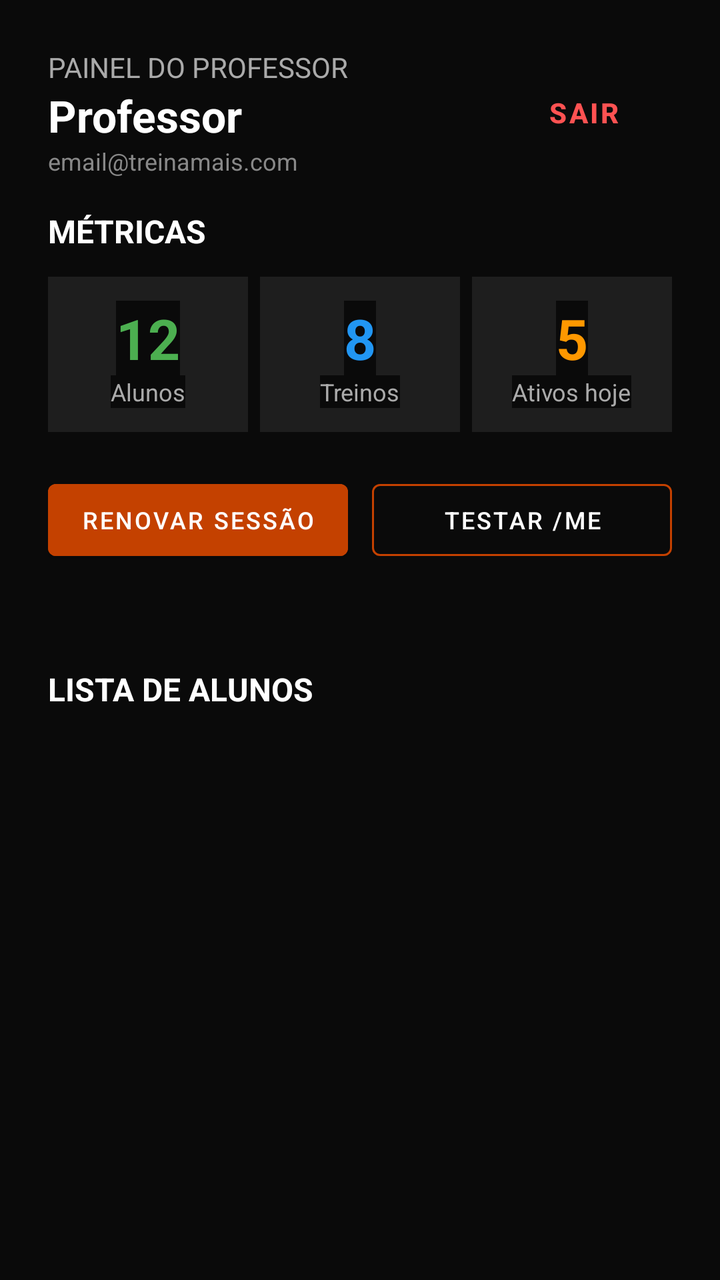
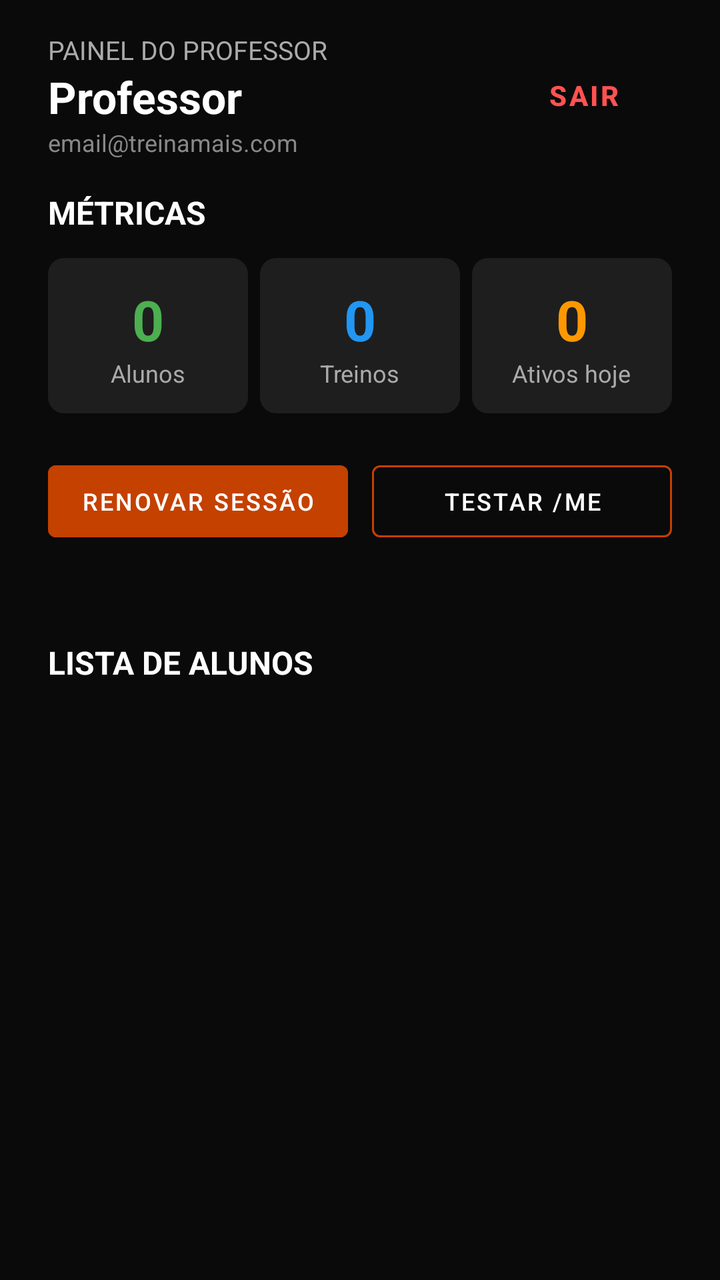

Two renders of the same Android screen: before a commit and after it. Below are the layout's source before the change and the commit's diff.
<!-- AndroidManifest.xml: application theme Theme.TreinaMais -->
<!-- res/layout/painel_prof.xml -->
<?xml version="1.0" encoding="utf-8"?>
<androidx.constraintlayout.widget.ConstraintLayout xmlns:android="http://schemas.android.com/apk/res/android"
    xmlns:app="http://schemas.android.com/apk/res-auto"
    xmlns:tools="http://schemas.android.com/tools"
    android:id="@+id/clout_painelProf"
    android:layout_width="match_parent"
    android:layout_height="match_parent"
    android:background="@color/Fundo_MEscuro">

    <ScrollView
        android:layout_width="match_parent"
        android:layout_height="match_parent"
        android:fillViewport="true"
        app:layout_constraintBottom_toBottomOf="parent"
        app:layout_constraintEnd_toEndOf="parent"
        app:layout_constraintStart_toStartOf="parent"
        app:layout_constraintTop_toTopOf="parent">

        <LinearLayout
            android:layout_width="match_parent"
            android:layout_height="wrap_content"
            android:orientation="vertical"
            android:padding="24dp">

            
            <LinearLayout
                android:layout_width="match_parent"
                android:layout_height="wrap_content"
                android:layout_marginBottom="16dp"
                android:gravity="center_vertical"
                android:orientation="horizontal">

                <LinearLayout
                    android:layout_width="0dp"
                    android:layout_height="wrap_content"
                    android:layout_weight="1"
                    android:orientation="vertical">

                    <TextView
                        android:id="@+id/textView"
                        android:layout_width="wrap_content"
                        android:layout_height="wrap_content"
                        android:text="PAINEL DO PROFESSOR"
                        android:textColor="#AAAAAA"
                        android:textSize="14sp"
                        tools:ignore="HardcodedText" />

                    <TextView
                        android:id="@+id/tvProfNome"
                        android:layout_width="wrap_content"
                        android:layout_height="wrap_content"
                        android:text="Professor"
                        android:textColor="@color/white"
                        android:textSize="22sp"
                        android:textStyle="bold" />

                    <TextView
                        android:id="@+id/tvProfEmail"
                        android:layout_width="wrap_content"
                        android:layout_height="wrap_content"
                        android:text="email@treinamais.com"
                        android:textColor="#888888"
                        android:textSize="12sp" />
                </LinearLayout>

                <Button
                    android:id="@+id/btnProfLogout"
                    style="@style/Widget.MaterialComponents.Button.TextButton"
                    android:layout_width="wrap_content"
                    android:layout_height="wrap_content"
                    android:text="SAIR"
                    android:textColor="#FF5252"
                    android:textStyle="bold"
                    tools:ignore="HardcodedText" />
            </LinearLayout>

            
            <TextView
                android:id="@+id/textView2"
                android:layout_width="wrap_content"
                android:layout_height="wrap_content"
                android:layout_marginBottom="12dp"
                android:text="MÉTRICAS"
                android:textColor="@color/white"
                android:textSize="16sp"
                android:textStyle="bold"
                tools:ignore="HardcodedText" />

            <LinearLayout
                android:layout_width="match_parent"
                android:layout_height="wrap_content"
                android:layout_marginBottom="20dp"
                android:baselineAligned="false"
                android:orientation="horizontal">

                <LinearLayout
                    android:layout_width="0dp"
                    android:layout_height="wrap_content"
                    android:layout_marginEnd="6dp"
                    android:layout_weight="1"
                    android:background="#1E1E1E"
                    android:gravity="center"
                    android:orientation="vertical"
                    android:padding="12dp">

                    <TextView
                        android:id="@+id/alunos"
                        android:layout_width="wrap_content"
                        android:layout_height="wrap_content"
                        android:text="12"
                        android:textColor="#4CAF50"
                        android:textSize="28sp"
                        android:textStyle="bold" />

                    <TextView
                        android:layout_width="wrap_content"
                        android:layout_height="wrap_content"
                        android:text="Alunos"
                        android:textColor="#AAAAAA"
                        android:textSize="12sp"
                        tools:ignore="HardcodedText" />
                </LinearLayout>

                <LinearLayout
                    android:layout_width="0dp"
                    android:layout_height="wrap_content"
                    android:layout_marginEnd="6dp"
                    android:layout_weight="1"
                    android:background="#1E1E1E"
                    android:gravity="center"
                    android:orientation="vertical"
                    android:padding="12dp">

                    <TextView
                        android:id="@+id/treinosCriados"
                        android:layout_width="wrap_content"
                        android:layout_height="wrap_content"
                        android:text="8"
                        android:textColor="#2196F3"
                        android:textSize="28sp"
                        android:textStyle="bold" />

                    <TextView
                        android:layout_width="wrap_content"
                        android:layout_height="wrap_content"
                        android:text="Treinos"
                        android:textColor="#AAAAAA"
                        android:textSize="12sp"
                        tools:ignore="HardcodedText" />
                </LinearLayout>

                <LinearLayout
                    android:layout_width="0dp"
                    android:layout_height="wrap_content"
                    android:layout_weight="1"
                    android:background="#1E1E1E"
                    android:gravity="center"
                    android:orientation="vertical"
                    android:padding="12dp">

                    <TextView
                        android:id="@+id/ativosHoje"
                        android:layout_width="wrap_content"
                        android:layout_height="wrap_content"
                        android:text="5"
                        android:textColor="#FF9800"
                        android:textSize="28sp"
                        android:textStyle="bold" />

                    <TextView
                        android:layout_width="wrap_content"
                        android:layout_height="wrap_content"
                        android:text="Ativos hoje"
                        android:textColor="#AAAAAA"
                        android:textSize="12sp"
                        tools:ignore="HardcodedText" />
                </LinearLayout>
            </LinearLayout>

            
            <LinearLayout
                android:layout_width="match_parent"
                android:layout_height="wrap_content"
                android:layout_marginBottom="16dp"
                android:orientation="horizontal">

                <Button
                    android:id="@+id/btnRenovarSessao"
                    style="@style/Theme.TreinaMais.Botao1"
                    android:layout_width="0dp"
                    android:layout_height="wrap_content"
                    android:layout_marginEnd="6dp"
                    android:layout_weight="1"
                    android:text="RENOVAR SESSÃO"
                    android:textSize="12sp"
                    tools:ignore="HardcodedText" />

                <Button
                    android:id="@+id/btnVerificarStatus"
                    style="@style/Widget.MaterialComponents.Button.OutlinedButton"
                    android:layout_width="0dp"
                    android:layout_height="wrap_content"
                    android:layout_marginStart="6dp"
                    android:layout_weight="1"
                    android:text="TESTAR /ME"
                    android:textColor="@color/white"
                    android:textSize="12sp"
                    app:strokeColor="@color/outline_color"
                    tools:ignore="HardcodedText" />
            </LinearLayout>

            <TextView
                android:id="@+id/tvStatusSessao"
                android:layout_width="match_parent"
                android:layout_height="wrap_content"
                android:layout_marginBottom="16dp"
                android:textColor="#4CAF50"
                android:textSize="13sp" />

            <TextView
                android:layout_width="wrap_content"
                android:layout_height="wrap_content"
                android:layout_marginBottom="8dp"
                android:text="LISTA DE ALUNOS"
                android:textColor="@color/white"
                android:textSize="16sp"
                android:textStyle="bold"
                tools:ignore="HardcodedText" />

            <androidx.recyclerview.widget.RecyclerView
                android:id="@+id/recyclerAlunos"
                android:layout_width="match_parent"
                android:layout_height="wrap_content"
                android:nestedScrollingEnabled="false" />

        </LinearLayout>
    </ScrollView>

</androidx.constraintlayout.widget.ConstraintLayout>
<!-- resources referenced by this layout -->
<resources>
  <color name="Fundo_MEscuro">#0A0A0A</color>
  <color name="white">#FFFFFFFF</color>
  <style name="Theme.TreinaMais.Botao1" parent="Widget.MaterialComponents.Button">
          <item name="cornerRadius">@dimen/CadastroCanto</item>
          <item name="android:backgroundTint">@color/Botao_MEscuro</item>
      </style>
  <style name="Theme.TreinaMais" parent="Theme.MaterialComponents.DayNight.NoActionBar">
          
          <item name="android:statusBarColor">@color/black</item>
          <item name="android:windowBackground">@color/Fundo_MEscuro</item>
          <item name="android:colorBackground">@color/Fundo_MEscuro</item>
          <item name="android:background">@color/Fundo_MEscuro</item>
          <item name="textInputOutlinedStyle">@style/tilStyle</item>
      </style>
  <dimen name="CadastroCanto">4dp</dimen>
  <color name="Botao_MEscuro">#C44100</color>
  <color name="black">#FF000000</color>
  <style name="tilStyle" parent="Widget.MaterialComponents.TextInputLayout.OutlinedBox">
          <item name="boxCornerRadiusTopStart">@dimen/CadastroCanto</item>
          <item name="boxCornerRadiusTopEnd">@dimen/CadastroCanto</item>
          <item name="boxCornerRadiusBottomStart">@dimen/CadastroCanto</item>
          <item name="boxCornerRadiusBottomEnd">@dimen/CadastroCanto</item>
          <item name="android:layout_margin">@dimen/Margem1</item>
          <item name="boxStrokeColor">@color/outline_color</item>
      </style>
  <dimen name="Margem1">8dp</dimen>
</resources>

<!-- the commit's change to res/layout/painel_prof.xml (unified diff, before → after) -->
@@ -5,7 +5,8 @@
     android:id="@+id/clout_painelProf"
     android:layout_width="match_parent"
     android:layout_height="match_parent"
-    android:background="@color/Fundo_MEscuro">
+    android:background="@color/Fundo_MEscuro"
+    android:fitsSystemWindows="true">
 
     <ScrollView
         android:layout_width="match_parent"
@@ -20,9 +21,11 @@
             android:layout_width="match_parent"
             android:layout_height="wrap_content"
             android:orientation="vertical"
-            android:padding="24dp">
-
-            
+            android:paddingStart="24dp"
+            android:paddingTop="16dp"
+            android:paddingEnd="24dp"
+            android:paddingBottom="24dp">
+
             <LinearLayout
                 android:layout_width="match_parent"
                 android:layout_height="wrap_content"
@@ -42,7 +45,7 @@
                         android:layout_height="wrap_content"
                         android:text="PAINEL DO PROFESSOR"
                         android:textColor="#AAAAAA"
-                        android:textSize="14sp"
+                        android:textSize="13sp"
                         tools:ignore="HardcodedText" />
 
                     <TextView
@@ -74,7 +77,6 @@
                     tools:ignore="HardcodedText" />
             </LinearLayout>
 
-            
             <TextView
                 android:id="@+id/textView2"
                 android:layout_width="wrap_content"
@@ -98,7 +100,7 @@
                     android:layout_height="wrap_content"
                     android:layout_marginEnd="6dp"
                     android:layout_weight="1"
-                    android:background="#1E1E1E"
+                    android:background="@drawable/bg_card_metrica"
                     android:gravity="center"
                     android:orientation="vertical"
                     android:padding="12dp">
@@ -107,7 +109,7 @@
                         android:id="@+id/alunos"
                         android:layout_width="wrap_content"
                         android:layout_height="wrap_content"
-                        android:text="12"
+                        android:text="0"
                         android:textColor="#4CAF50"
                         android:textSize="28sp"
                         android:textStyle="bold" />
@@ -126,7 +128,7 @@
                     android:layout_height="wrap_content"
                     android:layout_marginEnd="6dp"
                     android:layout_weight="1"
-                    android:background="#1E1E1E"
+                    android:background="@drawable/bg_card_metrica"
                     android:gravity="center"
                     android:orientation="vertical"
                     android:padding="12dp">
@@ -135,7 +137,7 @@
                         android:id="@+id/treinosCriados"
                         android:layout_width="wrap_content"
                         android:layout_height="wrap_content"
-                        android:text="8"
+                        android:text="0"
                         android:textColor="#2196F3"
                         android:textSize="28sp"
                         android:textStyle="bold" />
@@ -153,7 +155,7 @@
                     android:layout_width="0dp"
                     android:layout_height="wrap_content"
                     android:layout_weight="1"
-                    android:background="#1E1E1E"
+                    android:background="@drawable/bg_card_metrica"
                     android:gravity="center"
                     android:orientation="vertical"
                     android:padding="12dp">
@@ -162,7 +164,7 @@
                         android:id="@+id/ativosHoje"
                         android:layout_width="wrap_content"
                         android:layout_height="wrap_content"
-                        android:text="5"
+                        android:text="0"
                         android:textColor="#FF9800"
                         android:textSize="28sp"
                         android:textStyle="bold" />
@@ -177,11 +179,10 @@
                 </LinearLayout>
             </LinearLayout>
 
-            
             <LinearLayout
                 android:layout_width="match_parent"
                 android:layout_height="wrap_content"
-                android:layout_marginBottom="16dp"
+                android:layout_marginBottom="12dp"
                 android:orientation="horizontal">
 
                 <Button
@@ -233,6 +234,20 @@
                 android:layout_height="wrap_content"
                 android:nestedScrollingEnabled="false" />
 
+            <TextView
+                android:id="@+id/tvSemAlunos"
+                android:layout_width="match_parent"
+                android:layout_height="wrap_content"
+                android:layout_marginTop="8dp"
+                android:background="@drawable/bg_card_metrica"
+                android:gravity="center"
+                android:padding="20dp"
+                android:text="Nenhum aluno cadastrado no momento."
+                android:textColor="#777777"
+                android:textSize="14sp"
+                android:visibility="gone"
+                tools:ignore="HardcodedText" />
+
         </LinearLayout>
     </ScrollView>
 
<!-- resource entries referenced after the edit -->
@@ -2,16 +2,21 @@
 <resources>
   <color name="Fundo_MEscuro">#0A0A0A</color>
   <color name="white">#FFFFFFFF</color>
+  <!-- drawable bg_card_metrica (drawable) -->
+  <?xml version="1.0" encoding="utf-8"?>
+  <shape xmlns:android="http://schemas.android.com/apk/res/android"
+      android:shape="rectangle">
+      <solid android:color="#1E1E1E" />
+      <corners android:radius="8dp" />
+  </shape>
   <style name="Theme.TreinaMais.Botao1" parent="Widget.MaterialComponents.Button">
           <item name="cornerRadius">@dimen/CadastroCanto</item>
           <item name="android:backgroundTint">@color/Botao_MEscuro</item>
       </style>
   <style name="Theme.TreinaMais" parent="Theme.MaterialComponents.DayNight.NoActionBar">
-          
           <item name="android:statusBarColor">@color/black</item>
           <item name="android:windowBackground">@color/Fundo_MEscuro</item>
           <item name="android:colorBackground">@color/Fundo_MEscuro</item>
-          <item name="android:background">@color/Fundo_MEscuro</item>
           <item name="textInputOutlinedStyle">@style/tilStyle</item>
       </style>
   <dimen name="CadastroCanto">4dp</dimen>
@@ -24,7 +29,10 @@
           <item name="boxCornerRadiusBottomEnd">@dimen/CadastroCanto</item>
           <item name="android:layout_margin">@dimen/Margem1</item>
           <item name="boxStrokeColor">@color/outline_color</item>
+          <item name="android:textColorHint">#A0A0A0</item>
+          <item name="hintTextColor">@color/Focused</item>
       </style>
   <dimen name="Margem1">8dp</dimen>
+  <color name="Focused">#FF4A1A</color>
 </resources>
 
